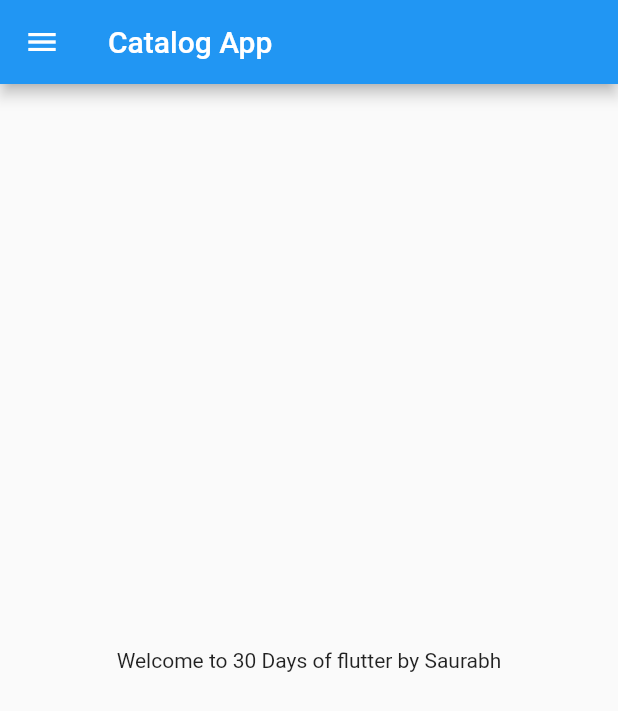
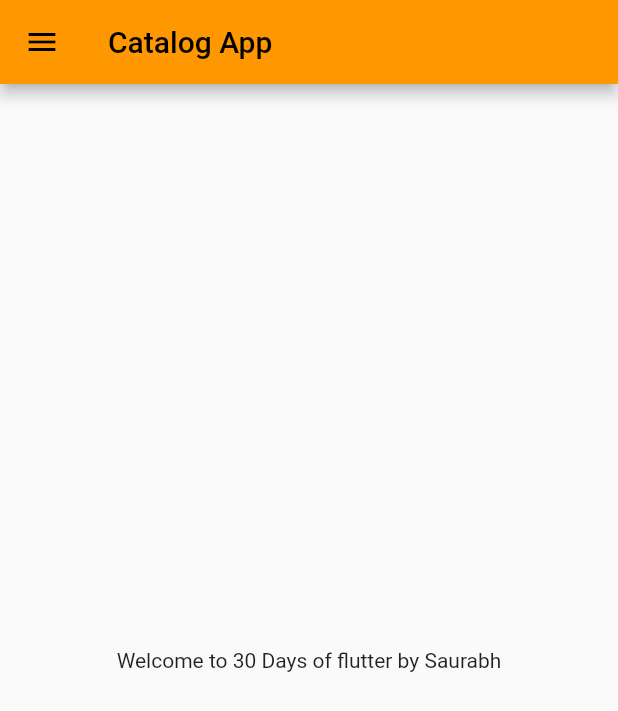
Before and after one commit to srbhpathak/flutter, a Flutter app: the screen it shows after launch, on a phone screen of 412 x 824 dp. Shown: the top 711 px of the screen. Run offline on Flutter 3.47's test engine with Material 2 defaults, Android fonts, the phone set to English and light mode, and no system bars.

Commit message:
Day3 compleated

```diff
--- a/lib/main.dart
+++ b/lib/main.dart
@@ -1,5 +1,7 @@
 import 'package:flutter/material.dart';
-import 'package:flutter_application_1/home.dart';
+import 'package:flutter_application_1/Screens/home.dart';
+
+import 'Screens/Login_page.dart';
 
 void main() {
   runApp(MyApp());
@@ -11,7 +13,18 @@ class MyApp extends StatelessWidget {
   @override
   Widget build(BuildContext context) {
     return MaterialApp(
-      home: HomePage(),
+      // home: HomePage(),
+      themeMode: ThemeMode.dark,
+      darkTheme: ThemeData(
+        primarySwatch: Colors.orange,
+        brightness: Brightness.light,
+      ),
+      initialRoute: "/home",
+      routes: {
+        "/": (context) => LoginPage(),
+        "/home": (context) => HomePage(),
+        "/login": (context) => LoginPage()
+      },
     );
   }
 }
```
Also changed, not shown: lib/Screens/Login_page.dart (added, +21 -0 lines), lib/Screens/home.dart (renamed from lib/home.dart).
